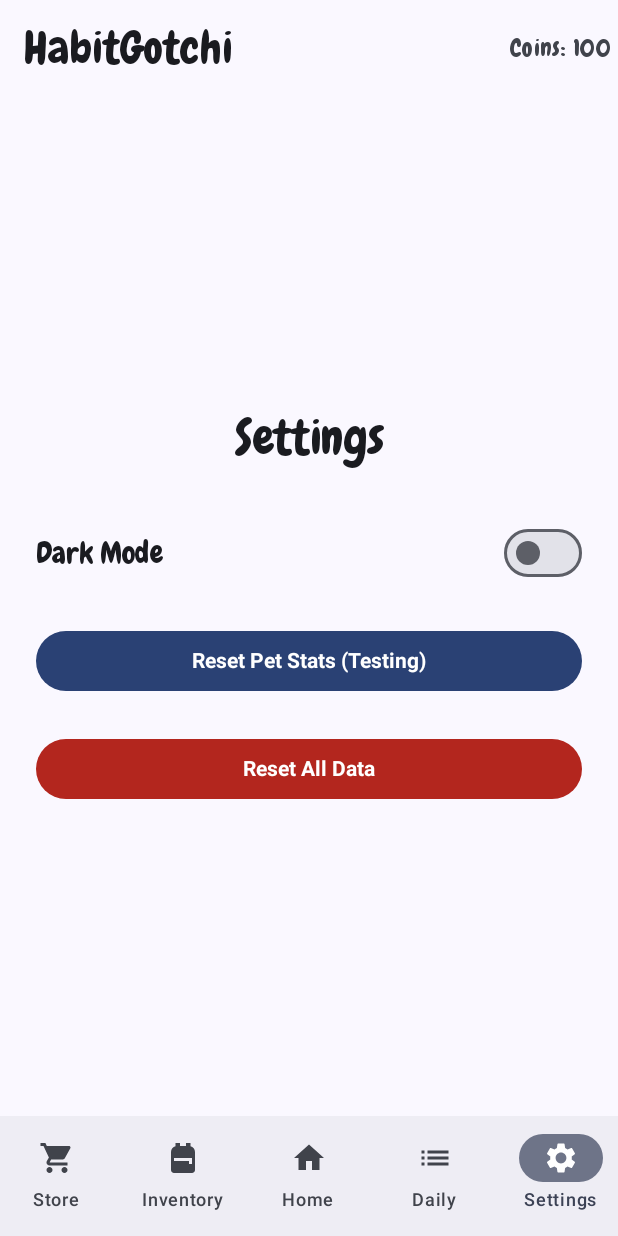
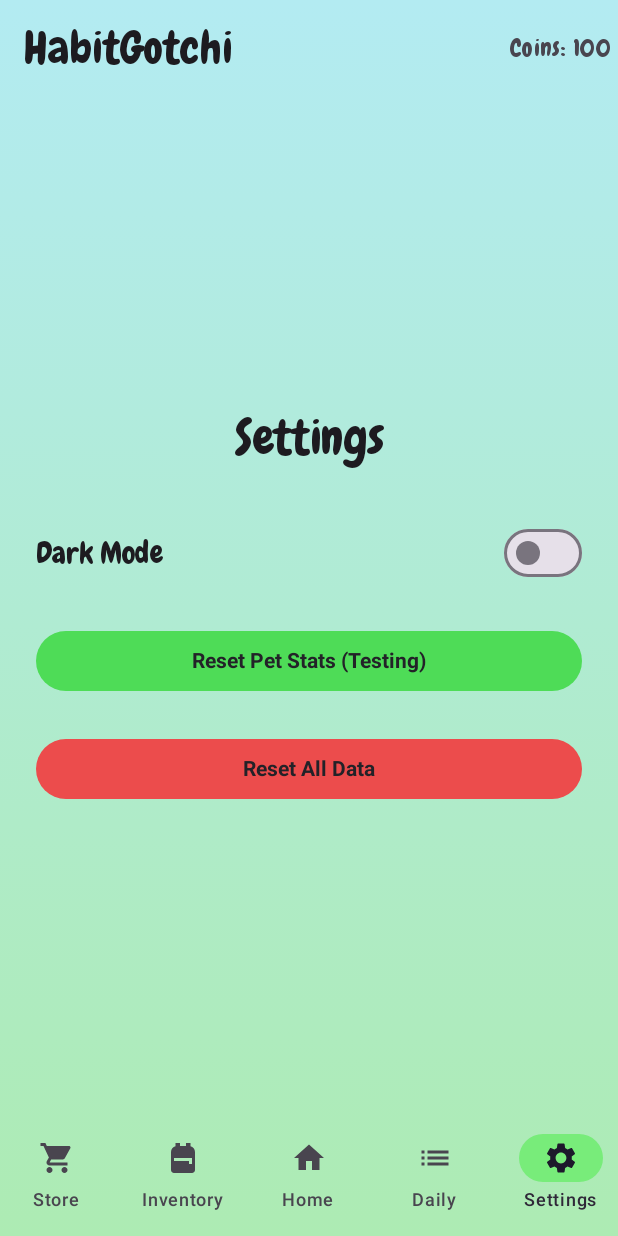
Before and after one commit to ASpoonfulOfSalt/tamagotchi-app, an Android app built with Jetpack Compose: the screen it shows after launch (MainActivity), item 5 of the bottom bar chosen, on a phone screen of 412 x 824 dp. Run offline under Robolectric (Android 15) with nearby library versions, the light colour scheme and no system bars; our stand-ins replace Room's generated code.

Commit message:
Added a vertical gradient to all pages (and the top/bottom bars) for light and dark mode. Changed the colors for the buttons, along with the hover over the "current" page.

```diff
--- a/app/src/main/kotlin/com/cse/tamagotchi/ui/HomeScreen.kt
+++ b/app/src/main/kotlin/com/cse/tamagotchi/ui/HomeScreen.kt
@@ -2,10 +2,8 @@ package com.cse.tamagotchi.ui
 
 import androidx.compose.animation.Crossfade
 import androidx.compose.foundation.Image
-import androidx.compose.foundation.background
 import androidx.compose.foundation.clickable
 import androidx.compose.foundation.layout.*
-import androidx.compose.foundation.shape.RoundedCornerShape
 import androidx.compose.material3.*
 import androidx.compose.runtime.*
 import androidx.compose.runtime.saveable.rememberSaveable
@@ -17,11 +15,15 @@ import androidx.compose.ui.unit.dp
 import androidx.lifecycle.compose.collectAsStateWithLifecycle
 import com.cse.tamagotchi.R
 import com.cse.tamagotchi.model.TamagotchiExpression
+import com.cse.tamagotchi.ui.theme.DarkModeGreen
+import com.cse.tamagotchi.ui.theme.DarkGrey
+import com.cse.tamagotchi.ui.theme.LightModeGreen
+import com.cse.tamagotchi.ui.theme.PureWhite
 import com.cse.tamagotchi.viewmodel.TamagotchiViewModel
 
 @OptIn(ExperimentalMaterial3Api::class)
 @Composable
-fun HomeScreen(viewModel: TamagotchiViewModel) {
+fun HomeScreen(viewModel: TamagotchiViewModel, isDarkMode: Boolean) {
     val uiState by viewModel.uiState.collectAsStateWithLifecycle()
     val tamagotchi = uiState.tamagotchi
     val snackbarHostState = remember { SnackbarHostState() }
@@ -69,6 +71,7 @@ fun HomeScreen(viewModel: TamagotchiViewModel) {
     }
 
     Scaffold(
+        containerColor = Color.Transparent,
         snackbarHost = {
             SnackbarHost(hostState = snackbarHostState) { data ->
                 Snackbar(
@@ -80,20 +83,6 @@ fun HomeScreen(viewModel: TamagotchiViewModel) {
         }
     ) { padding ->
         Box(modifier = Modifier.fillMaxSize().padding(padding)) {
-            // background sky
-            Box(modifier = Modifier
-                .matchParentSize()
-                .background(Color(0xFF87CEEB)) // replace with Image for your SVG
-            )
-
-            // grass at bottom
-            Box(modifier = Modifier
-                .fillMaxWidth()
-                .height(120.dp)
-                .align(Alignment.BottomCenter)
-                .background(Color(0xFF2E8B57))
-            )
-
             if (uiState.isLoading) {
                 CircularProgressIndicator(modifier = Modifier.align(Alignment.Center))
             } else {
@@ -106,6 +95,7 @@ fun HomeScreen(viewModel: TamagotchiViewModel) {
                     Text(
                         text = tamagotchi.name,
                         style = MaterialTheme.typography.headlineMedium,
+                        color = MaterialTheme.colorScheme.onBackground,
                         modifier = Modifier.clickable { showRenameDialog = true }
                     )
 
@@ -128,16 +118,21 @@ fun HomeScreen(viewModel: TamagotchiViewModel) {
 
                     Spacer(Modifier.height(12.dp))
 
-                    Text("Hunger: ${tamagotchi.hunger}")
-                    Text("Water: ${tamagotchi.water}")
-                    Text("Happiness: ${tamagotchi.happiness}")
+                    Text("Hunger: ${tamagotchi.hunger}", color = MaterialTheme.colorScheme.onBackground)
+                    Text("Water: ${tamagotchi.water}", color = MaterialTheme.colorScheme.onBackground)
+                    Text("Happiness: ${tamagotchi.happiness}", color = MaterialTheme.colorScheme.onBackground)
 
                     Spacer(Modifier.height(16.dp))
 
+                    val buttonColors = ButtonDefaults.buttonColors(
+                        containerColor = if (isDarkMode) DarkModeGreen else LightModeGreen,
+                        contentColor = if (isDarkMode) PureWhite else DarkGrey
+                    )
+
                     Row(horizontalArrangement = Arrangement.spacedBy(8.dp)) {
-                        Button(onClick = { viewModel.feedPet() }) { Text("Feed") }
-                        Button(onClick = { viewModel.hydratePet() }) { Text("Water") }
-                        Button(onClick = { viewModel.playPet() }) { Text("Play") }
+                        Button(onClick = { viewModel.feedPet() }, colors = buttonColors) { Text("Feed") }
+                        Button(onClick = { viewModel.hydratePet() }, colors = buttonColors) { Text("Water") }
+                        Button(onClick = { viewModel.playPet() }, colors = buttonColors) { Text("Play") }
                     }
                 }
             }
--- a/app/src/main/kotlin/com/cse/tamagotchi/ui/SettingsScreen.kt
+++ b/app/src/main/kotlin/com/cse/tamagotchi/ui/SettingsScreen.kt
@@ -25,6 +25,11 @@ import androidx.compose.ui.Alignment
 import androidx.compose.ui.Modifier
 import androidx.compose.ui.platform.LocalView
 import androidx.compose.ui.unit.dp
+import com.cse.tamagotchi.ui.theme.DarkModeGreen
+import com.cse.tamagotchi.ui.theme.DarkGrey
+import com.cse.tamagotchi.ui.theme.DestructiveRed
+import com.cse.tamagotchi.ui.theme.LightModeGreen
+import com.cse.tamagotchi.ui.theme.PureWhite
 import com.cse.tamagotchi.viewmodel.SettingsViewModel
 
 @Composable
@@ -33,11 +38,16 @@ fun SettingsScreen(viewModel: SettingsViewModel) {
     var showDialog by remember { mutableStateOf(false) }
     val view = LocalView.current
 
+    val greenButtonColors = ButtonDefaults.buttonColors(
+        containerColor = if (isDarkMode) DarkModeGreen else LightModeGreen,
+        contentColor = if (isDarkMode) PureWhite else DarkGrey
+    )
+
     if (showDialog) {
         AlertDialog(
             onDismissRequest = { showDialog = false },
-            title = { Text("Reset All Data") },
-            text = { Text("Are you sure you want to reset all data? This action cannot be undone.") },
+            title = { Text("Reset All Data", color = MaterialTheme.colorScheme.onSurface) },
+            text = { Text("Are you sure you want to reset all data? This action cannot be undone.", color = MaterialTheme.colorScheme.onSurfaceVariant) },
             confirmButton = {
                 Button(
                     onClick = {
@@ -45,16 +55,22 @@ fun SettingsScreen(viewModel: SettingsViewModel) {
                         viewModel.resetAppData()
                         showDialog = false
                     },
-                    colors = ButtonDefaults.buttonColors(containerColor = MaterialTheme.colorScheme.error)
+                    colors = ButtonDefaults.buttonColors(
+                        containerColor = DestructiveRed,
+                        contentColor = if (isDarkMode) PureWhite else DarkGrey
+                    )
                 ) {
                     Text("Reset")
                 }
             },
             dismissButton = {
-                Button(onClick = {
-                    view.playSoundEffect(SoundEffectConstants.CLICK)
-                    showDialog = false
-                }) {
+                Button(
+                    onClick = {
+                        view.playSoundEffect(SoundEffectConstants.CLICK)
+                        showDialog = false
+                    },
+                    colors = greenButtonColors
+                ) {
                     Text("Cancel")
                 }
             }
@@ -68,14 +84,14 @@ fun SettingsScreen(viewModel: SettingsViewModel) {
         horizontalAlignment = Alignment.CenterHorizontally,
         verticalArrangement = Arrangement.Center
     ) {
-        Text("Settings", style = MaterialTheme.typography.headlineMedium)
+        Text("Settings", style = MaterialTheme.typography.headlineMedium, color = MaterialTheme.colorScheme.onBackground)
         Spacer(Modifier.height(32.dp))
 
         Row(
             verticalAlignment = Alignment.CenterVertically,
             modifier = Modifier.fillMaxWidth()
         ) {
-            Text("Dark Mode", style = MaterialTheme.typography.titleMedium)
+            Text("Dark Mode", style = MaterialTheme.typography.titleMedium, color = MaterialTheme.colorScheme.onBackground)
             Spacer(Modifier.weight(1f))
             Switch(
                 checked = isDarkMode,
@@ -90,6 +106,7 @@ fun SettingsScreen(viewModel: SettingsViewModel) {
 
         Button(
             onClick = { viewModel.resetPetStats() },
+            colors = greenButtonColors,
             modifier = Modifier.fillMaxWidth()
         ) {
             Text("Reset Pet Stats (Testing)")
@@ -102,7 +119,10 @@ fun SettingsScreen(viewModel: SettingsViewModel) {
                 view.playSoundEffect(SoundEffectConstants.CLICK)
                 showDialog = true
             },
-            colors = ButtonDefaults.buttonColors(containerColor = MaterialTheme.colorScheme.error),
+            colors = ButtonDefaults.buttonColors(
+                containerColor = DestructiveRed,
+                contentColor = if (isDarkMode) PureWhite else DarkGrey
+            ),
             modifier = Modifier.fillMaxWidth()
         ) {
             Text("Reset All Data")
--- a/app/src/main/kotlin/com/cse/tamagotchi/ui/navigation/AppNavRoot.kt
+++ b/app/src/main/kotlin/com/cse/tamagotchi/ui/navigation/AppNavRoot.kt
@@ -13,6 +13,7 @@ import androidx.compose.runtime.collectAsState
 import androidx.compose.runtime.getValue
 import androidx.compose.runtime.rememberCoroutineScope
 import androidx.compose.ui.Modifier
+import androidx.compose.ui.graphics.Color
 import androidx.compose.ui.platform.LocalContext
 import androidx.lifecycle.viewmodel.compose.viewModel
 import com.cse.tamagotchi.data.AppDatabase
@@ -25,6 +26,7 @@ import com.cse.tamagotchi.ui.InventoryScreen
 import com.cse.tamagotchi.ui.SettingsScreen
 import com.cse.tamagotchi.ui.StoreScreen
 import com.cse.tamagotchi.ui.TaskScreen
+import com.cse.tamagotchi.ui.theme.TamagotchiTheme
 import com.cse.tamagotchi.viewmodel.SettingsViewModel
 import com.cse.tamagotchi.viewmodel.SettingsViewModelFactory
 import com.cse.tamagotchi.viewmodel.StoreViewModel
@@ -34,8 +36,6 @@ import com.cse.tamagotchi.viewmodel.TamagotchiViewModelFactory
 import com.cse.tamagotchi.viewmodel.TaskViewModel
 import com.cse.tamagotchi.viewmodel.TaskViewModelFactory
 import kotlinx.coroutines.launch
-
-
 
 @OptIn(ExperimentalFoundationApi::class)
 @Composable
@@ -59,6 +59,9 @@ fun AppNavRoot() {
     val settingsViewModel: SettingsViewModel = viewModel(factory = SettingsViewModelFactory(
         userPrefs, database, taskRepository, tamagotchiRepository))
 
+    // Hoist the dark mode state to the top level
+    val isDarkMode by settingsViewModel.isDarkMode.collectAsState(initial = false)
+
     // Back button behavior
     BackHandler {
         if (pagerState.currentPage != 2) {
@@ -68,7 +71,9 @@ fun AppNavRoot() {
         }
     }
 
+    TamagotchiTheme(darkTheme = isDarkMode) {
         Scaffold(
+            containerColor = Color.Transparent,
             topBar = {
                 val uiState by tamagotchiViewModel.uiState.collectAsState()
                 HabitGotchiTopBar(uiState.tamagotchi.currency)
@@ -80,13 +85,13 @@ fun AppNavRoot() {
                 modifier = Modifier.padding(innerPadding)
             ) { page ->
                 when (page) {
-                0 -> StoreScreen(viewModel = storeViewModel)
+                    0 -> StoreScreen(viewModel = storeViewModel, isDarkMode = isDarkMode)
                     1 -> InventoryScreen(viewModel = storeViewModel)
-                // --- THIS IS THE ONLY LINE THAT WAS CHANGED ---
-                2 -> HomeScreen(viewModel = tamagotchiViewModel)
-                3 -> TaskScreen(viewModel = taskViewModel)
+                    2 -> HomeScreen(viewModel = tamagotchiViewModel, isDarkMode = isDarkMode)
+                    3 -> TaskScreen(viewModel = taskViewModel, isDarkMode = isDarkMode)
                     4 -> SettingsScreen(viewModel = settingsViewModel)
                 }
             }
         }
     }
+}
--- a/app/src/main/kotlin/com/cse/tamagotchi/ui/navigation/BottomNavBar.kt
+++ b/app/src/main/kotlin/com/cse/tamagotchi/ui/navigation/BottomNavBar.kt
@@ -21,6 +21,7 @@ import androidx.compose.foundation.pager.PagerState
 import androidx.compose.material.icons.automirrored.filled.List
 import androidx.compose.material.icons.filled.Backpack
 import androidx.compose.material.icons.filled.Settings
+import androidx.compose.ui.graphics.Color
 import androidx.compose.ui.platform.LocalView
 import kotlinx.coroutines.CoroutineScope
 import kotlinx.coroutines.launch
@@ -31,7 +32,9 @@ fun HabitGotchiBottomNav(
     scope: CoroutineScope
 ) {
     val view = LocalView.current
-    NavigationBar {
+    NavigationBar(
+        containerColor = Color.Transparent
+    ) {
         val items = listOf(
             "Store" to Icons.Filled.ShoppingCart,
             "Inventory" to Icons.Filled.Backpack,
--- a/app/src/main/kotlin/com/cse/tamagotchi/ui/navigation/TopBar.kt
+++ b/app/src/main/kotlin/com/cse/tamagotchi/ui/navigation/TopBar.kt
@@ -7,6 +7,7 @@ package com.cse.tamagotchi.ui.navigation
 
 import androidx.compose.material3.*
 import androidx.compose.runtime.Composable
+import androidx.compose.ui.graphics.Color
 
 @OptIn(ExperimentalMaterial3Api::class)
 @Composable
@@ -15,6 +16,9 @@ fun HabitGotchiTopBar(coins: Int) {
         title = { Text("HabitGotchi") },
         actions = {
             Text("Coins: $coins", style = MaterialTheme.typography.bodyLarge)
-        }
+        },
+        colors = TopAppBarDefaults.topAppBarColors(
+            containerColor = Color.Transparent
+        )
     )
 }
--- a/app/src/main/kotlin/com/cse/tamagotchi/ui/theme/Color.kt
+++ b/app/src/main/kotlin/com/cse/tamagotchi/ui/theme/Color.kt
@@ -2,10 +2,26 @@ package com.cse.tamagotchi.ui.theme
 
 import androidx.compose.ui.graphics.Color
 
-val Purple80 = Color(0xFFD0BCFF)
-val PurpleGrey80 = Color(0xFFCCC2DC)
-val Pink80 = Color(0xFFEFB8C8)
+// optional light mode colors
+// val Purple80 = Color(0xFFD0BCFF)
+// val PurpleGrey80 = Color(0xFFCCC2DC)
+// val Pink80 = Color(0xFFEFB8C8)
+val PastelBlue = Color(0xFFB3EBF2)
+val MintGreen = Color(0xFFADEBB3)
+val DarkGrey = Color(0xFF232228)
 
+// optional dark mode colors
 val Purple40 = Color(0xFF6650a4)
-val PurpleGrey40 = Color(0xFF625b71)
+val PurpleGrey40 = Color(0xFF2F2838)
 val Pink40 = Color(0xFF7D5260)
+val DarkNavy = Color(0xFF000080)
+val PureWhite = Color(0xFFFFFFFF)
+
+// custom button colors
+val LightModeGreen = Color(0xFF4EDC57)
+val DarkModeGreen = Color(0xFF388E3C)
+val DestructiveRed = Color(0xFFEC4C4C)
+
+// "current page" nav bar color
+val HoverGreen = Color(0xFF78EC7A)
+val HoverBlue = Color(0xFF1717DA)
--- a/app/src/main/kotlin/com/cse/tamagotchi/ui/theme/Theme.kt
+++ b/app/src/main/kotlin/com/cse/tamagotchi/ui/theme/Theme.kt
@@ -2,25 +2,36 @@ package com.cse.tamagotchi.ui.theme
 
 import android.app.Activity
 import android.os.Build
+import androidx.compose.foundation.background
 import androidx.compose.foundation.isSystemInDarkTheme
+import androidx.compose.foundation.layout.Box
+import androidx.compose.foundation.layout.fillMaxSize
 import androidx.compose.material3.MaterialTheme
 import androidx.compose.material3.darkColorScheme
 import androidx.compose.material3.dynamicDarkColorScheme
 import androidx.compose.material3.dynamicLightColorScheme
 import androidx.compose.material3.lightColorScheme
 import androidx.compose.runtime.Composable
+import androidx.compose.ui.Modifier
+import androidx.compose.ui.graphics.Brush
 import androidx.compose.ui.platform.LocalContext
 
 private val DarkColorScheme = darkColorScheme(
-    primary = Purple80,
-    secondary = PurpleGrey80,
-    tertiary = Pink80
+    primary = PurpleGrey40,
+    secondary = Purple40,
+    background  = DarkNavy,
+    tertiary = Pink40,
+    onPrimary = PureWhite,
+    secondaryContainer = HoverBlue
 )
 
 private val LightColorScheme = lightColorScheme(
-    primary = Purple40,
+    primary = PastelBlue,
     secondary = PurpleGrey40,
-    tertiary = Pink40
+    background = MintGreen,
+    tertiary = Pink40,
+    onPrimary = DarkGrey,
+    secondaryContainer = HoverGreen
 
     /* Other default colors to override
     background = Color(0xFFFFFBFE),
@@ -37,7 +48,7 @@ private val LightColorScheme = lightColorScheme(
 fun TamagotchiTheme(
     darkTheme: Boolean = isSystemInDarkTheme(),
     // Dynamic color is available on Android 12+
-    dynamicColor: Boolean = true,
+    dynamicColor: Boolean = false,
     content: @Composable () -> Unit
 ) {
     val colorScheme = when {
@@ -53,6 +64,15 @@ fun TamagotchiTheme(
     MaterialTheme(
         colorScheme = colorScheme,
         typography = Typography,
-        content = content
-    )
+    ) {
+        val gradientColors = listOf(colorScheme.primary, colorScheme.background)
+
+        Box(
+            modifier = Modifier
+                .fillMaxSize()
+                .background(brush = Brush.verticalGradient(colors = gradientColors))
+        ) {
+            content()
+        }
+    }
 }
```
Also changed, not shown: app/src/main/kotlin/com/cse/tamagotchi/ui/InventoryScreen.kt (+11 -4 lines), app/src/main/kotlin/com/cse/tamagotchi/ui/StoreScreen.kt (+39 -15 lines), app/src/main/kotlin/com/cse/tamagotchi/ui/TaskScreen.kt (+34 -7 lines). Lines whose indentation alone changed are shown as unchanged.
